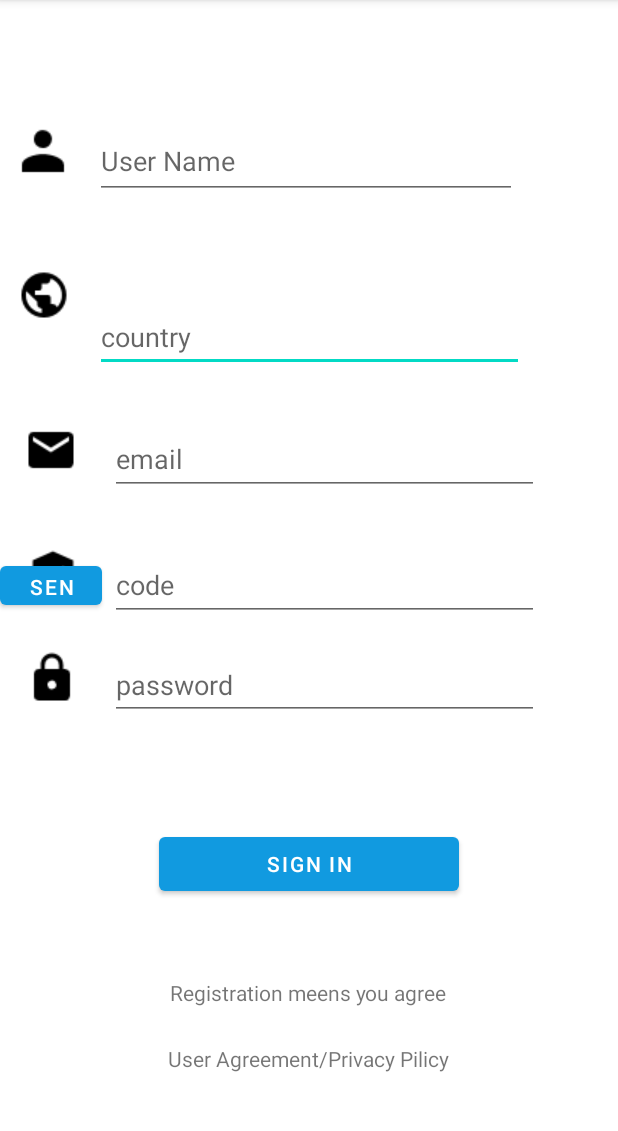
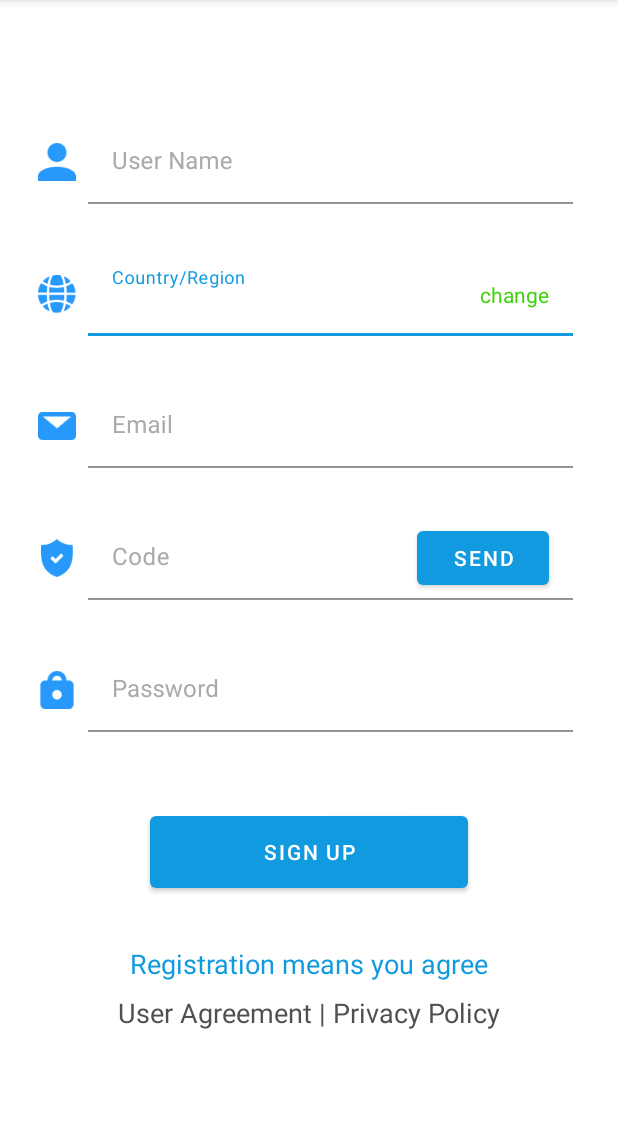
Before and after one commit to zahidcsepstu/Health_Demo, an Android app: the SignUp screen opened directly, with no data from a screen before it, on a phone screen of 412 x 824 dp, the part 84-1215 px from its top. Run offline under Robolectric (Android 15) with nearby library versions, the phone set to English and light mode, and no system bars; libraries missing offline, so code that uses them is left out: com.cunoraz.gifview, com.github.mikephil.charting.

Commit message:
Sign Up page modified

```diff
--- a/app/src/main/java/com/example/healthdemo/MainActivity.java
+++ b/app/src/main/java/com/example/healthdemo/MainActivity.java
@@ -9,7 +9,7 @@ import android.widget.Button;
 
 public class MainActivity extends AppCompatActivity  {
 
-    Button ECG, BP,history,signIn;
+    Button ECG, BP,history,signIn,signUp;
 
     @Override
     protected void onCreate(Bundle savedInstanceState) {
@@ -19,6 +19,7 @@ public class MainActivity extends AppCompatActivity  {
         BP=findViewById(R.id.button3);
         history=findViewById(R.id.button5);
         signIn=findViewById(R.id.sign_in_button);
+        signUp=findViewById(R.id.sign_up_button);
 
         ECG.setOnClickListener(new View.OnClickListener() {
             @Override
@@ -48,6 +49,13 @@ public class MainActivity extends AppCompatActivity  {
                 startActivity(intent);
             }
         });
+        signUp.setOnClickListener(new View.OnClickListener() {
+            @Override
+            public void onClick(View v) {
+                Intent intent=new Intent(MainActivity.this, SignUp.class);
+                startActivity(intent);
+            }
+        });
     }
 
 }
--- a/app/src/main/res/layout/activity_main.xml
+++ b/app/src/main/res/layout/activity_main.xml
@@ -11,10 +11,9 @@
         android:id="@+id/button5"
         android:layout_width="wrap_content"
         android:layout_height="wrap_content"
-        android:layout_marginTop="68dp"
         android:text="History"
+        app:layout_constraintBottom_toTopOf="@+id/sign_in_button"
         app:layout_constraintEnd_toEndOf="parent"
-        app:layout_constraintHorizontal_bias="0.498"
         app:layout_constraintStart_toStartOf="parent"
         app:layout_constraintTop_toBottomOf="@+id/button3" />
 
@@ -22,10 +21,9 @@
         android:id="@+id/button2"
         android:layout_width="wrap_content"
         android:layout_height="wrap_content"
-        android:layout_marginTop="208dp"
         android:text="ECG"
+        app:layout_constraintBottom_toTopOf="@+id/button3"
         app:layout_constraintEnd_toEndOf="parent"
-        app:layout_constraintHorizontal_bias="0.498"
         app:layout_constraintStart_toStartOf="parent"
         app:layout_constraintTop_toTopOf="parent" />
 
@@ -33,10 +31,9 @@
         android:id="@+id/button3"
         android:layout_width="wrap_content"
         android:layout_height="wrap_content"
-        android:layout_marginTop="68dp"
         android:text="Blood Pressure"
+        app:layout_constraintBottom_toTopOf="@+id/button5"
         app:layout_constraintEnd_toEndOf="parent"
-        app:layout_constraintHorizontal_bias="0.498"
         app:layout_constraintStart_toStartOf="parent"
         app:layout_constraintTop_toBottomOf="@+id/button2" />
 
@@ -44,10 +41,19 @@
         android:id="@+id/sign_in_button"
         android:layout_width="wrap_content"
         android:layout_height="wrap_content"
-        android:layout_marginTop="176dp"
         android:text="signin"
+        app:layout_constraintBottom_toTopOf="@+id/sign_up_button"
         app:layout_constraintEnd_toEndOf="parent"
-        app:layout_constraintHorizontal_bias="0.512"
         app:layout_constraintStart_toStartOf="parent"
-        app:layout_constraintTop_toBottomOf="@+id/button3" />
+        app:layout_constraintTop_toBottomOf="@+id/button5" />
+
+    <Button
+        android:id="@+id/sign_up_button"
+        android:layout_width="wrap_content"
+        android:layout_height="wrap_content"
+        android:text="signup"
+        app:layout_constraintBottom_toBottomOf="parent"
+        app:layout_constraintEnd_toEndOf="parent"
+        app:layout_constraintStart_toStartOf="parent"
+        app:layout_constraintTop_toBottomOf="@+id/sign_in_button" />
 </androidx.constraintlayout.widget.ConstraintLayout>
--- a/app/src/main/res/layout/activity_sign_up.xml
+++ b/app/src/main/res/layout/activity_sign_up.xml
@@ -4,165 +4,238 @@
     xmlns:tools="http://schemas.android.com/tools"
     android:layout_width="match_parent"
     android:layout_height="match_parent"
-    tools:context=".SignUp">
+    tools:context=".SignIn">
 
 
     <com.google.android.material.imageview.ShapeableImageView
         android:id="@+id/person_icon"
-        android:layout_width="wrap_content"
-        android:layout_height="wrap_content"
-        android:backgroundTint="#00ACC1"
-        android:src="@drawable/baseline_person_black_18dp"
-
-        app:layout_constraintEnd_toStartOf="@+id/user_name"
-        app:layout_constraintHorizontal_bias="0.39"
+        android:layout_width="@dimen/icon_height"
+        android:layout_height="@dimen/icon_width"
+        android:layout_marginStart="@dimen/start_margin"
+        android:src="@drawable/user_icon"
+        app:layout_constraintBottom_toBottomOf="@+id/user_name"
         app:layout_constraintStart_toStartOf="parent"
         app:layout_constraintTop_toTopOf="@+id/user_name" />
 
     <com.google.android.material.imageview.ShapeableImageView
-        android:id="@+id/country_icon"
-        android:layout_width="wrap_content"
-        android:layout_height="wrap_content"
-        android:layout_marginTop="96dp"
-        android:backgroundTint="#00ACC1"
-        android:src="@drawable/baseline_public_black_18dp"
-        app:layout_constraintEnd_toStartOf="@+id/user_name"
-        app:layout_constraintHorizontal_bias="0.407"
+        android:id="@+id/email_icon"
+        android:layout_width="@dimen/icon_width"
+        android:layout_height="@dimen/icon_height"
+        android:layout_marginStart="@dimen/start_margin"
+        android:src="@drawable/mail_icon"
+        app:layout_constraintBottom_toBottomOf="@+id/email"
         app:layout_constraintStart_toStartOf="parent"
-        app:layout_constraintTop_toTopOf="@+id/user_name" />
+        app:layout_constraintTop_toTopOf="@+id/email" />
 
-    <com.google.android.material.textfield.TextInputEditText
-        android:id="@+id/country"
-        android:layout_width="286dp"
-        android:layout_height="46dp"
-        android:layout_marginBottom="520dp"
-        android:hint="country"
-        android:inputType="textPassword"
-        app:layout_constraintBottom_toBottomOf="parent"
-        app:layout_constraintEnd_toEndOf="parent"
-        app:layout_constraintHorizontal_bias="0.504"
-        app:layout_constraintStart_toStartOf="parent" />
-
-    <com.google.android.material.imageview.ShapeableImageView
-        android:id="@+id/email_icon"
-        android:layout_width="wrap_content"
-        android:layout_height="wrap_content"
-        android:src="@drawable/baseline_email_black_18dp"
-        app:layout_constraintBottom_toTopOf="@+id/pass_icon"
-        app:layout_constraintEnd_toStartOf="@+id/email"
-        app:layout_constraintHorizontal_bias="0.432"
-        app:layout_constraintStart_toStartOf="parent"
-        app:layout_constraintTop_toTopOf="@+id/email"
-        app:layout_constraintVertical_bias="0.0" />
 
     <com.google.android.material.imageview.ShapeableImageView
         android:id="@+id/pass_icon"
-        android:layout_width="wrap_content"
-        android:layout_height="wrap_content"
-        android:src="@drawable/baseline_lock_black_18dp"
-        app:layout_constraintEnd_toStartOf="@+id/password"
-        app:layout_constraintHorizontal_bias="0.439"
+        android:layout_width="@dimen/icon_width"
+        android:layout_height="@dimen/icon_height"
+        android:layout_marginStart="@dimen/start_margin"
+        android:src="@drawable/pass_icon"
+        app:layout_constraintBottom_toBottomOf="@+id/password"
         app:layout_constraintStart_toStartOf="parent"
         app:layout_constraintTop_toTopOf="@+id/password" />
 
     <com.google.android.material.imageview.ShapeableImageView
+        android:id="@+id/country_icon"
+        android:layout_width="@dimen/icon_width"
+        android:layout_height="@dimen/icon_height"
+        android:layout_marginStart="25dp"
+        android:src="@drawable/country"
+        app:layout_constraintBottom_toBottomOf="@+id/country"
+        app:layout_constraintStart_toStartOf="parent"
+        app:layout_constraintTop_toTopOf="@+id/country" />
+
+
+    <com.google.android.material.textfield.TextInputLayout
+        android:id="@+id/country"
+        android:layout_width="0dp"
+        android:layout_height="wrap_content"
+        android:layout_marginStart="8dp"
+        android:layout_marginTop="32dp"
+        android:layout_marginEnd="30dp"
+        android:background="@android:color/transparent"
+        android:hint="@string/country_region"
+        android:textColorHint="@android:color/darker_gray"
+        app:boxBackgroundColor="@android:color/transparent"
+        app:layout_constraintEnd_toEndOf="parent"
+        app:layout_constraintStart_toEndOf="@+id/country_icon"
+        app:layout_constraintTop_toBottomOf="@+id/user_name">
+
+        <com.google.android.material.textfield.TextInputEditText
+            android:id="@+id/country_field"
+            android:layout_width="match_parent"
+            android:layout_height="match_parent"
+            android:textColor="@color/colorPrimary" />
+
+    </com.google.android.material.textfield.TextInputLayout>
+
+    <com.google.android.material.imageview.ShapeableImageView
         android:id="@+id/validation_code_icon"
-        android:layout_width="wrap_content"
+        android:layout_width="@dimen/icon_width"
+        android:layout_height="@dimen/icon_height"
+        android:layout_marginStart="25dp"
+        android:src="@drawable/validation"
+        app:layout_constraintBottom_toBottomOf="@+id/validation_code"
+        app:layout_constraintStart_toStartOf="parent"
+        app:layout_constraintTop_toTopOf="@+id/validation_code" />
+
+
+    <com.google.android.material.textfield.TextInputLayout
+        android:id="@+id/validation_code"
+        android:layout_width="0dp"
         android:layout_height="wrap_content"
-        android:layout_marginEnd="20dp"
-        android:src="@drawable/baseline_verified_user_black_18dp"
-        app:layout_constraintBottom_toTopOf="@+id/pass_icon"
-        app:layout_constraintEnd_toStartOf="@+id/validation_code"
-        app:layout_constraintTop_toBottomOf="@+id/email_icon"
-        app:layout_constraintVertical_bias="0.6" />
+        android:layout_marginStart="8dp"
+        android:layout_marginTop="32dp"
+        android:layout_marginEnd="30dp"
+        android:background="@android:color/transparent"
+        android:hint="@string/code"
+        android:textColorHint="@android:color/darker_gray"
+        app:boxBackgroundColor="@android:color/transparent"
+        app:layout_constraintEnd_toEndOf="parent"
+        app:layout_constraintStart_toEndOf="@+id/validation_code_icon"
+        app:layout_constraintTop_toBottomOf="@+id/email">
 
-    <com.google.android.material.textfield.TextInputEditText
+        <com.google.android.material.textfield.TextInputEditText
+            android:id="@+id/validation_code_field"
+            android:layout_width="match_parent"
+            android:layout_height="match_parent"
+            android:textColor="@color/colorPrimary" />
+
+    </com.google.android.material.textfield.TextInputLayout>
+
+
+    <com.google.android.material.textfield.TextInputLayout
         android:id="@+id/user_name"
-        android:layout_width="281dp"
-        android:layout_height="50dp"
-        android:layout_marginBottom="40dp"
-        android:hint="User Name"
-        app:layout_constraintBottom_toTopOf="@+id/email"
+        android:layout_width="0dp"
+        android:layout_height="wrap_content"
+        android:layout_marginStart="8dp"
+        android:layout_marginTop="80dp"
+        android:layout_marginEnd="@dimen/end_margin"
+        android:background="@android:color/transparent"
+        android:hint="@string/user_name"
+        android:textColorHint="@android:color/darker_gray"
+        app:boxBackgroundColor="@android:color/transparent"
         app:layout_constraintEnd_toEndOf="parent"
-        app:layout_constraintHorizontal_bias="0.484"
-        app:layout_constraintStart_toStartOf="parent"
-        app:layout_constraintTop_toTopOf="parent"
-        app:layout_constraintVertical_bias="0.429" />
+        app:layout_constraintStart_toEndOf="@+id/person_icon"
+        app:layout_constraintTop_toTopOf="parent">
 
-    <com.google.android.material.textfield.TextInputEditText
+        <com.google.android.material.textfield.TextInputEditText
+            android:id="@+id/user_name_text_field"
+            android:layout_width="match_parent"
+            android:layout_height="match_parent"
+            android:textColor="@color/colorPrimary" />
+
+    </com.google.android.material.textfield.TextInputLayout>
+
+    <com.google.android.material.textfield.TextInputLayout
         android:id="@+id/password"
-        android:layout_width="286dp"
-        android:layout_height="46dp"
-        android:layout_marginBottom="288dp"
-        android:hint="password"
-        android:inputType="textPassword"
-        app:layout_constraintBottom_toBottomOf="parent"
+        android:layout_width="0dp"
+        android:layout_height="wrap_content"
+        android:layout_marginStart="8dp"
+        android:layout_marginTop="32dp"
+        android:layout_marginEnd="30dp"
+        android:background="@android:color/transparent"
+        android:hint="@string/password"
+        android:textColor="@color/colorPrimary"
+        android:textColorHint="@android:color/darker_gray"
+        app:boxBackgroundColor="@android:color/transparent"
         app:layout_constraintEnd_toEndOf="parent"
-        app:layout_constraintHorizontal_bias="0.584"
-        app:layout_constraintStart_toStartOf="parent" />
+        app:layout_constraintStart_toEndOf="@+id/pass_icon"
+        app:layout_constraintTop_toBottomOf="@+id/validation_code">
 
-    <com.google.android.material.textfield.TextInputEditText
+        <com.google.android.material.textfield.TextInputEditText
+            android:id="@+id/pass_text_field"
+            android:layout_width="match_parent"
+            android:layout_height="match_parent"
+            android:inputType="textPassword"
+            android:textColor="@color/colorPrimary" />
+    </com.google.android.material.textfield.TextInputLayout>
+
+    <com.google.android.material.textfield.TextInputLayout
         android:id="@+id/email"
-        android:layout_width="286dp"
-        android:layout_height="48dp"
-        android:layout_marginBottom="104dp"
-        android:hint="email"
-        android:inputType="textEmailAddress"
-        app:layout_constraintBottom_toTopOf="@+id/password"
+        android:layout_width="0dp"
+        android:layout_height="wrap_content"
+        android:layout_marginStart="8dp"
+        android:layout_marginTop="32dp"
+        android:layout_marginEnd="30dp"
+        android:background="@android:color/transparent"
+        android:hint="@string/email"
+        android:textColor="@color/colorPrimary"
+        android:textColorHint="@android:color/darker_gray"
+        app:boxBackgroundColor="@android:color/transparent"
         app:layout_constraintEnd_toEndOf="parent"
-        app:layout_constraintHorizontal_bias="0.584"
-        app:layout_constraintStart_toStartOf="parent" />
+        app:layout_constraintStart_toEndOf="@+id/email_icon"
+        app:layout_constraintTop_toBottomOf="@+id/country">
 
-    <com.google.android.material.textfield.TextInputEditText
-        android:id="@+id/validation_code"
-        android:layout_width="286dp"
-        android:layout_height="48dp"
-        android:layout_marginBottom="20dp"
-        android:hint="code"
-        android:inputType="number"
-        app:layout_constraintBottom_toTopOf="@+id/password"
-        app:layout_constraintEnd_toEndOf="parent"
-        app:layout_constraintHorizontal_bias="0.584"
-        app:layout_constraintStart_toStartOf="parent" />
+        <com.google.android.material.textfield.TextInputEditText
+            android:id="@+id/email_text_field"
+            android:layout_width="match_parent"
+            android:layout_height="match_parent"
+            android:inputType="textEmailAddress"
+            android:textColor="@color/colorPrimary" />
+    </com.google.android.material.textfield.TextInputLayout>
+
 
     <com.google.android.material.button.MaterialButton
         android:id="@+id/sign_in_button"
-        android:layout_width="200dp"
-        android:layout_height="wrap_content"
-        android:layout_marginTop="72dp"
-        android:text="Sign IN"
+        android:layout_width="0dp"
+        android:layout_height="60dp"
+        android:layout_marginStart="100dp"
+        android:layout_marginTop="50dp"
+        android:layout_marginEnd="100dp"
+        android:text="@string/sign_up"
         app:layout_constraintEnd_toEndOf="parent"
         app:layout_constraintStart_toStartOf="parent"
         app:layout_constraintTop_toBottomOf="@+id/password" />
 
+
     <com.google.android.material.button.MaterialButton
-        android:id="@+id/sign_in_button2"
-        android:layout_width="68dp"
-        android:layout_height="38dp"
-        android:text="send"
+        android:id="@+id/send_button"
+        android:layout_width="wrap_content"
+        android:layout_height="wrap_content"
+        android:layout_marginEnd="16dp"
+        android:text="@string/send"
         app:layout_constraintBottom_toBottomOf="@+id/validation_code"
-        app:layout_constraintTop_toTopOf="@+id/validation_code"
-        tools:layout_editor_absoluteX="281dp" />
+        app:layout_constraintEnd_toEndOf="@+id/validation_code"
+        app:layout_constraintTop_toTopOf="@+id/validation_code" />
 
     <com.google.android.material.textview.MaterialTextView
         android:id="@+id/materialTextView"
         android:layout_width="wrap_content"
         android:layout_height="wrap_content"
-        android:layout_marginTop="52dp"
-        android:text="Registration meens you agree"
+        android:layout_marginTop="32dp"
+        android:text="@string/registration_means_you_agree"
+        android:textColor="@color/colorPrimary"
+        android:textSize="18sp"
         app:layout_constraintEnd_toEndOf="parent"
-        app:layout_constraintHorizontal_bias="0.498"
         app:layout_constraintStart_toStartOf="parent"
         app:layout_constraintTop_toBottomOf="@+id/sign_in_button" />
 
     <com.google.android.material.textview.MaterialTextView
+        android:id="@+id/text_view_privacy_policy"
         android:layout_width="wrap_content"
         android:layout_height="wrap_content"
-        android:layout_marginTop="44dp"
-        android:text="User Agreement/Privacy Pilicy"
+        android:layout_marginTop="8dp"
+        android:text="@string/user_agreement_privacy_policy"
+        android:textColor="#505050"
+        android:textSize="18sp"
         app:layout_constraintEnd_toEndOf="parent"
-        app:layout_constraintHorizontal_bias="0.498"
         app:layout_constraintStart_toStartOf="parent"
-        app:layout_constraintTop_toTopOf="@+id/materialTextView" />
+        app:layout_constraintTop_toBottomOf="@+id/materialTextView" />
+
+
+    <TextView
+        android:id="@+id/country_change"
+        android:layout_width="wrap_content"
+        android:layout_height="wrap_content"
+        android:layout_marginEnd="16dp"
+        android:text="@string/change"
+        android:textColor="#43D30F"
+        app:layout_constraintBottom_toBottomOf="@+id/country"
+        app:layout_constraintEnd_toEndOf="@+id/country"
+        app:layout_constraintTop_toTopOf="@+id/country" />
 
 </androidx.constraintlayout.widget.ConstraintLayout>
--- a/app/src/main/res/values/strings.xml
+++ b/app/src/main/res/values/strings.xml
@@ -8,4 +8,11 @@
     <string name="sign_in">Sign IN</string>
     <string name="email">Email</string>
     <string name="password">Password</string>
+    <string name="country_region">Country/Region</string>
+    <string name="code">Code</string>
+    <string name="send">send</string>
+    <string name="change">change</string>
+    <string name="registration_means_you_agree">Registration means you agree</string>
+    <string name="user_agreement_privacy_policy">User Agreement | Privacy Policy</string>
+    <string name="sign_up">Sign Up</string>
 </resources>
```
Also changed, not shown: app/src/main/res/drawable/country.png (added), app/src/main/res/drawable/validation.png (added).
